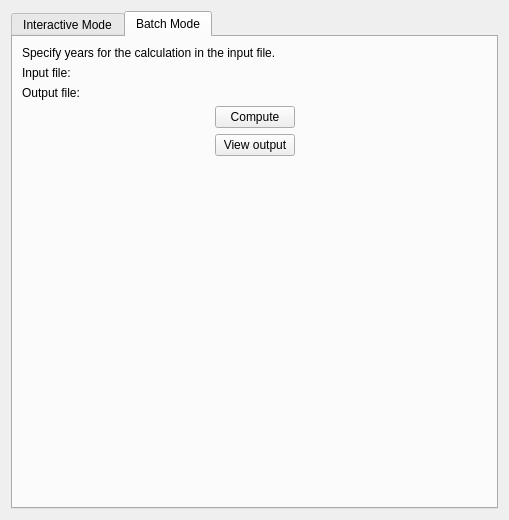
Qt form kstars-astropi/kstars/tools/modcalcvizequinox.ui (Andre87osx/AstroPi-system) before a commit.
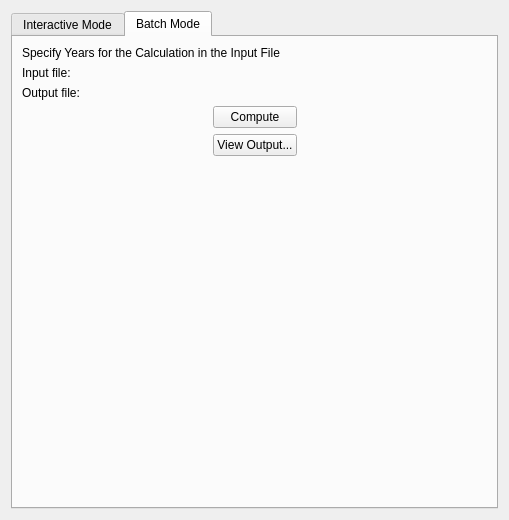
The same form after that commit. The open tabs and pages were chosen to show the change. Custom widgets are drawn as their Qt base class.

What changed in the file:
```diff
--- a/kstars-astropi/kstars/tools/modcalcvizequinox.ui
+++ b/kstars-astropi/kstars/tools/modcalcvizequinox.ui
@@ -261,7 +261,7 @@
        <item>
         <widget class="QLabel" name="HelpLabel">
          <property name="text">
-          <string>Specify years for the calculation in the input file.</string>
+          <string>Specify Years for the Calculation in the Input File</string>
          </property>
         </widget>
        </item>
@@ -316,7 +316,7 @@
            <item>
             <widget class="QPushButton" name="ViewButtonBatch">
              <property name="text">
-              <string>View output</string>
+              <string>View Output...</string>
              </property>
             </widget>
            </item>
```
